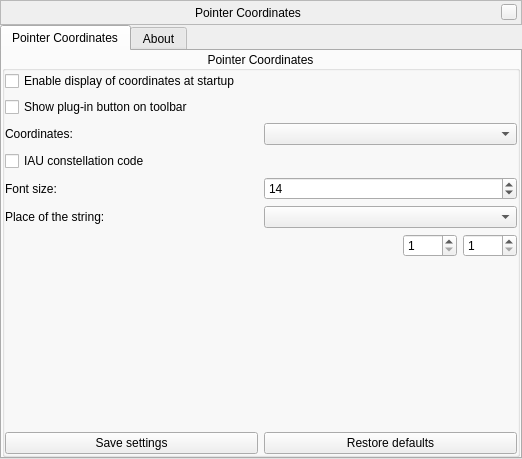
The window that plugins/PointerCoordinates/src/gui/pointerCoordinatesWindow.ui (519984307/stellarium_src) describes before a commit, drawn with Qt 5.
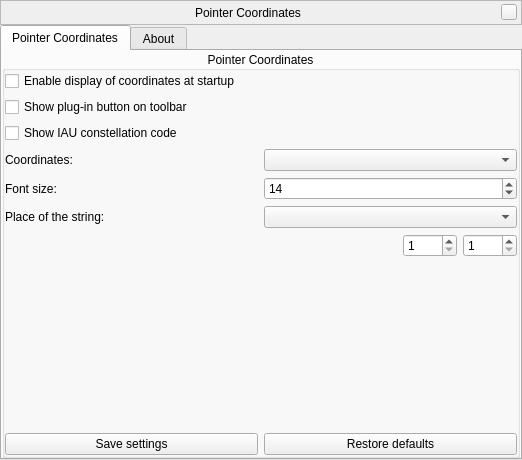
The same window after the commit. Custom widgets are drawn as their Qt base class.

Commit message: Bump version of Position Coordinates plug-in

Patch:
```diff
--- a/plugins/PointerCoordinates/src/gui/pointerCoordinatesWindow.ui
+++ b/plugins/PointerCoordinates/src/gui/pointerCoordinatesWindow.ui
@@ -7,7 +7,7 @@
     <x>0</x>
     <y>0</y>
     <width>522</width>
-    <height>459</height>
+    <height>460</height>
    </rect>
   </property>
   <layout class="QVBoxLayout" name="verticalLayout">
@@ -195,6 +195,16 @@
             </property>
            </widget>
           </item>
+          <item>
+           <widget class="QCheckBox" name="checkBoxConstellation">
+            <property name="toolTip">
+             <string>3-letter IAU constellation abbreviation</string>
+            </property>
+            <property name="text">
+             <string>Show IAU constellation code</string>
+            </property>
+           </widget>
+          </item>
           <item>
            <layout class="QHBoxLayout" name="horizontalLayout_4">
             <item>
@@ -219,16 +229,6 @@
             </item>
            </layout>
           </item>
-          <item>
-           <widget class="QCheckBox" name="checkBoxConstellation">
-            <property name="toolTip">
-             <string>3-letter IAU constellation abbreviation</string>
-            </property>
-            <property name="text">
-             <string>IAU constellation code</string>
-            </property>
-           </widget>
-          </item>
           <item>
            <layout class="QHBoxLayout" name="horizontalLayout">
             <item>
```
The commit also changes 1 other file.
